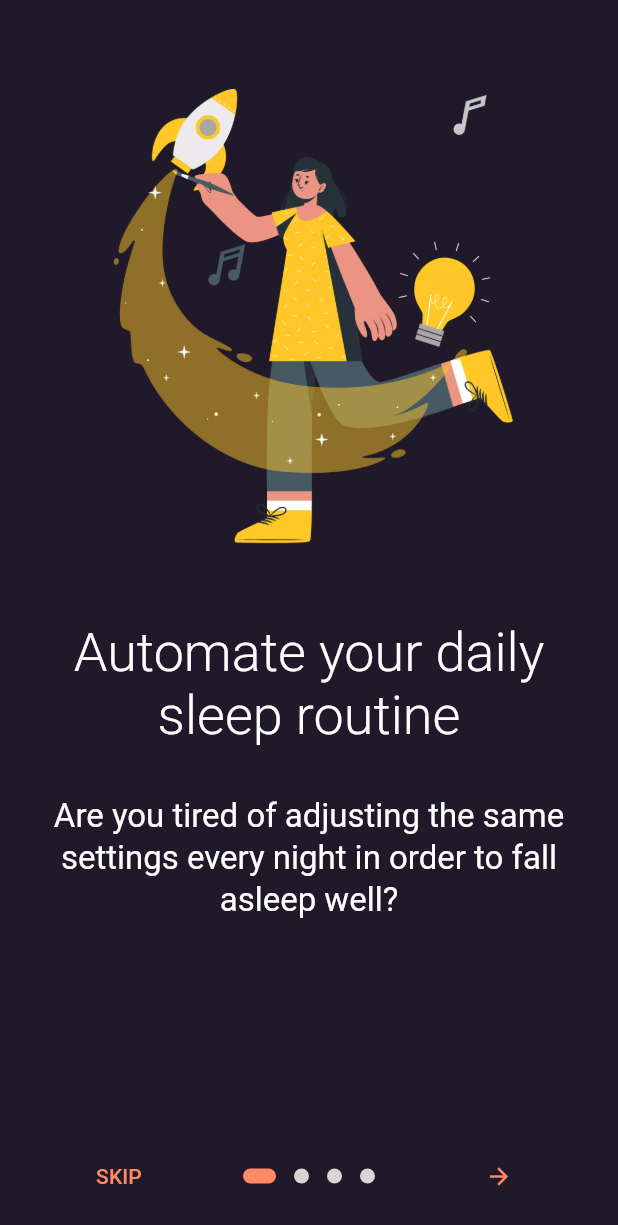
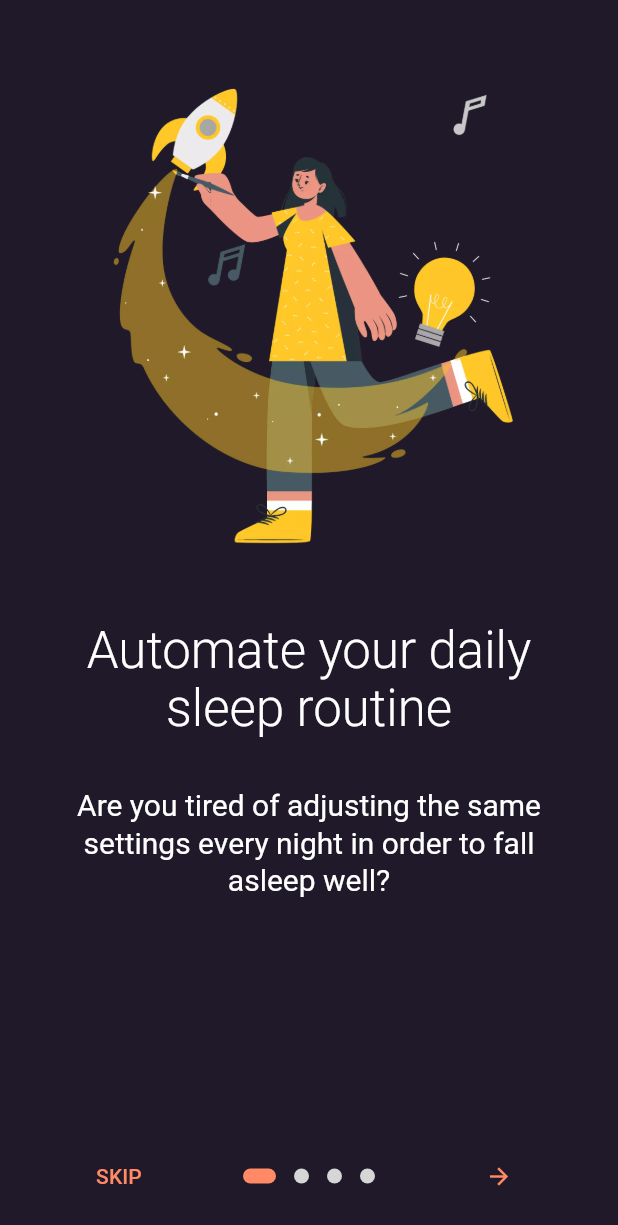
Before and after one commit to drachim-dev/sleep_timer, a Flutter app: the screen it shows after launch, on a phone screen of 412 x 824 dp. Shown: the top 1225 px of the screen. Run offline on Flutter 3.47's test engine with Material 2 defaults, Android fonts, the phone set to English and light mode, and no system bars; drawn by our look-alikes of introduction_screen; our stand-ins replace firebase_core, firebase_crashlytics, get_it, google_mobile_ads, in_app_purchase, in_app_review and 7 more; missing offline and left inert: device_functions, hue_dart, in_app_purchase_android; accounts and stored records are empty.

```diff
--- a/lib/ui/views/intro_view.dart
+++ b/lib/ui/views/intro_view.dart
@@ -18,8 +18,8 @@ class _IntroViewState extends State<IntroView> {
     final theme = Theme.of(context);
 
     final pageDecoration = PageDecoration(
-      titleTextStyle: theme.textTheme.displayMedium!.copyWith(fontSize: 36),
-      bodyTextStyle: theme.textTheme.titleLarge!
+      titleTextStyle: theme.textTheme.displayMedium!.copyWith(fontSize: 34),
+      bodyTextStyle: theme.textTheme.titleLarge!.copyWith(fontSize: 20)
           .copyWith(color: theme.textTheme.displayMedium!.color),
       bodyPadding: EdgeInsets.symmetric(horizontal: 16, vertical: 8),
       pageColor: theme.scaffoldBackgroundColor,
--- a/pubspec.yaml
+++ b/pubspec.yaml
@@ -15,7 +15,7 @@ publish_to: 'none' # Remove this line if you wish to publish to pub.dev
 # In iOS, build-name is used as CFBundleShortVersionString while build-number used as CFBundleVersion.
 # Read more about iOS versioning at
 # https://developer.apple.com/library/archive/documentation/General/Reference/InfoPlistKeyReference/Articles/CoreFoundationKeys.html
-version: 1.1.1+81
+version: 1.1.2+83
 
 environment:
   sdk: '>=3.0.0 <4.0.0'
```
Also changed, not shown: 3 other files.
